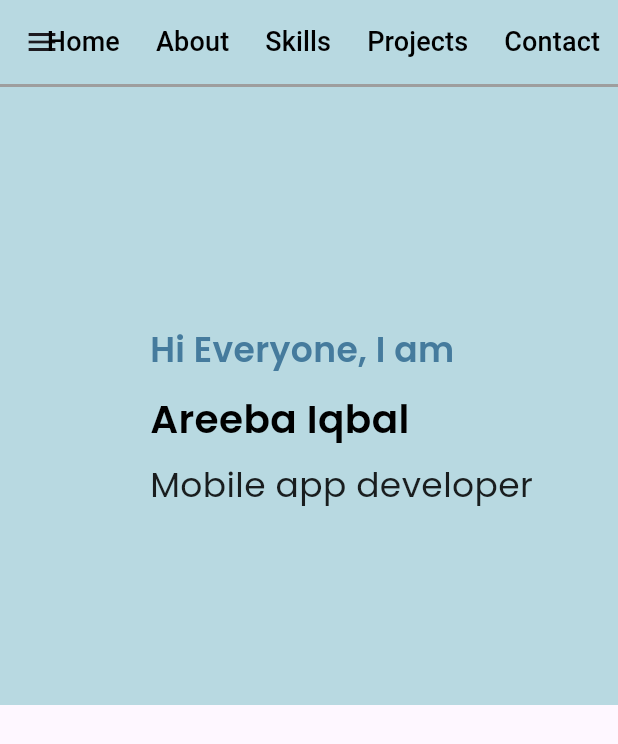
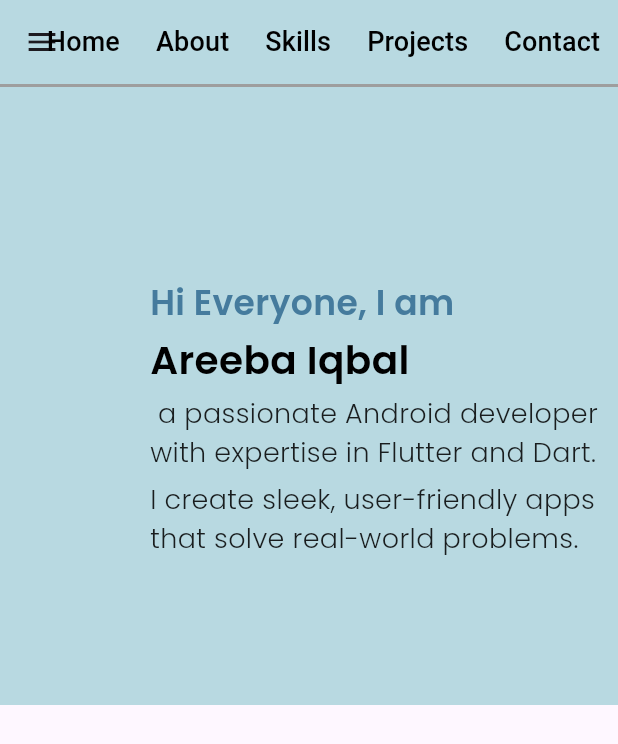
Before and after one commit to Areeba-ai05/Portfolio, a Flutter app: the DesktopView screen opened directly, on a phone screen of 412 x 824 dp. Shown: the top 744 px of the screen. Run offline on Flutter 3.47's test engine with Material 3 defaults, Android fonts, the phone set to English and light mode, and no system bars; our stand-ins replace google_fonts.

Commit message:
add files

```diff
--- a/lib/controller/widgets/secondTextWidget.dart
+++ b/lib/controller/widgets/secondTextWidget.dart
@@ -8,6 +8,6 @@ class SecondTextWidget extends StatelessWidget {
 
   @override
   Widget build(BuildContext context) {
-    return Text(text, style: GoogleFonts.poppins(fontSize: 23,fontWeight: FontWeight.w400,color:textColor),);
+    return Text(text, style: GoogleFonts.poppins(fontSize: 18,fontWeight: FontWeight.w300,color:textColor),);
   }
 }
--- a/lib/view/desktop-view/desktop-view.dart
+++ b/lib/view/desktop-view/desktop-view.dart
@@ -115,10 +115,12 @@ class _DesktopViewState extends State<DesktopView> {
                       text: 'Hi Everyone, I am',
                       textColor: AppColors.backgroundColor,
                     ),
-                    SizedBox(height: 10), // Adjust spacing between the texts
+                    SizedBox(height: 2), // Adjust spacing between the texts
                     BlackTextHeading(text: 'Areeba Iqbal'),
-                    SizedBox(height: 10,),
-                    SecondTextWidget(text: 'Mobile app developer', textColor: AppColors.lightblackColor)
+                    SizedBox(height: 5,),
+                    SecondTextWidget(text: ' a passionate Android developer with expertise in Flutter and Dart.', textColor: AppColors.lightblackColor),
+                    SizedBox(height: 5,),
+                    SecondTextWidget(text: 'I create sleek, user-friendly apps that solve real-world problems.', textColor:AppColors.lightblackColor)
                   ],
                 ),
               ),
```
